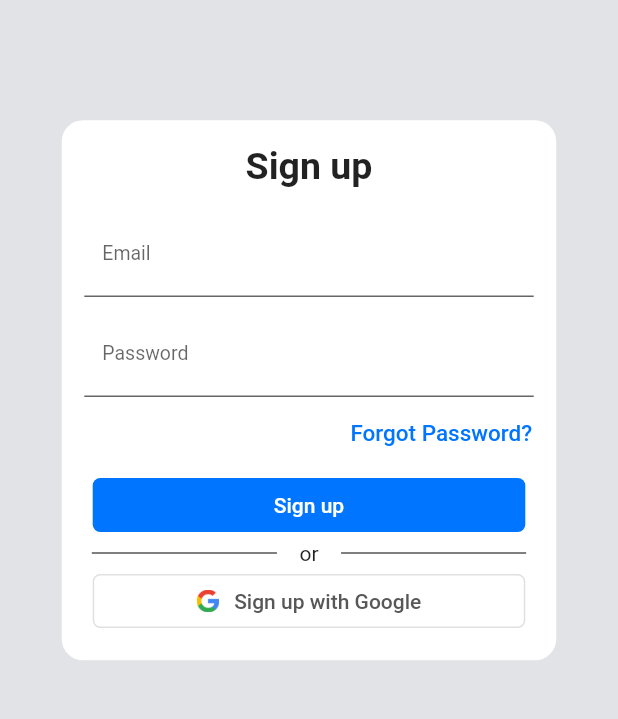
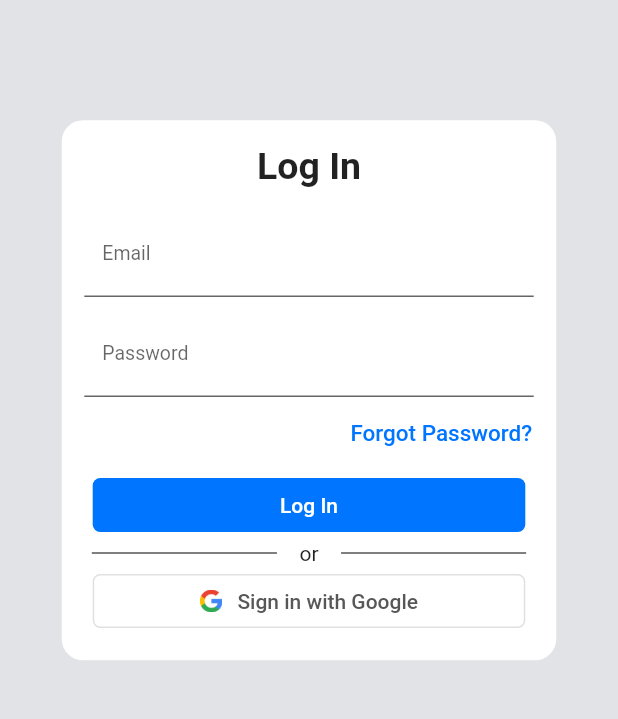
Before and after one commit to rish07/Epilexa, a Flutter app: the screen it shows after launch, on a phone screen of 412 x 824 dp, the part 323-1042 px from its top. Run offline on Flutter 3.47's test engine with Material 2 defaults, Android fonts, the phone set to English and light mode, and no system bars.

Commit message:
Login Screen UI fix

```diff
--- a/lib/screens/login_page.dart
+++ b/lib/screens/login_page.dart
@@ -40,7 +40,7 @@ class _LoginPageState extends State<LoginPage> {
                 Padding(
                   padding: const EdgeInsets.all(16.0),
                   child: Text(
-                    'Sign up',
+                    'Log In',
                     style: TextStyle(
                       fontSize: 25.0,
                       fontWeight: FontWeight.bold
@@ -93,7 +93,7 @@ class _LoginPageState extends State<LoginPage> {
                   width: MediaQuery.of(context).size.width * 0.7,
                   child: FlatButton(
                     child: Text(
-                      'Sign up',
+                      'Log In',
                       style: TextStyle(
                         color: Colors.white
                       ),
@@ -146,7 +146,7 @@ class _LoginPageState extends State<LoginPage> {
                           width: 10.0,
                         ),
                         Text(
-                          'Sign up with Google',
+                          'Sign in with Google',
                           style: TextStyle(
                             color: Color(0xFF575757)
                           ),
```
